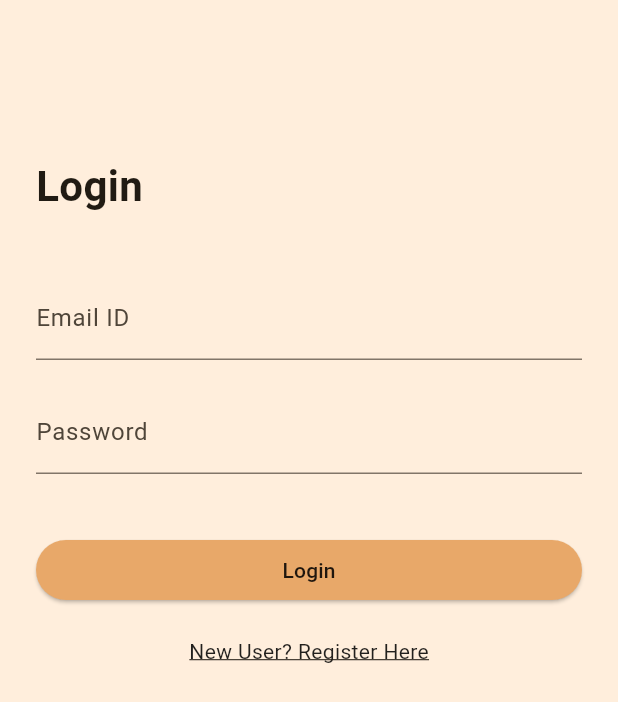
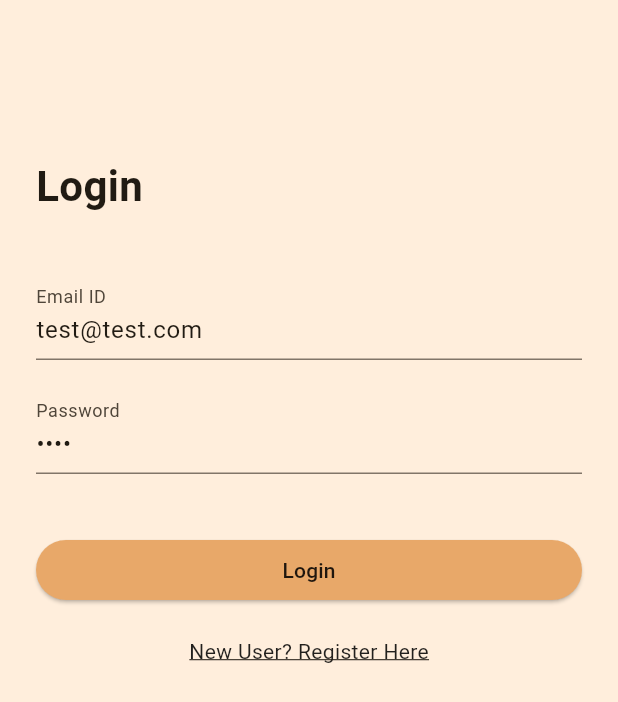
Before and after one commit to tangible-idea/tangible_link, a Flutter app: the screen it shows after launch, on a phone screen of 412 x 824 dp. Shown: the top 702 px of the screen. Run offline on Flutter 3.47's test engine with Material 3 defaults, Android fonts, the phone set to English and light mode, and no system bars; our stand-ins replace flutter_dotenv, flutter_riverpod, go_router, logger, riverpod_annotation, supabase_flutter; missing offline and left inert: markdown_widget; accounts and stored records are empty; generated files the repository leaves out were written again.

```diff
--- a/lib/routing/screens/LoginScreen.dart
+++ b/lib/routing/screens/LoginScreen.dart
@@ -10,8 +10,8 @@ class LoginScreen extends ConsumerStatefulWidget {
 }
 
 class _LoginScreenState extends ConsumerState<LoginScreen> {
-  final TextEditingController _emailController = TextEditingController();
-  final TextEditingController _passwordController = TextEditingController();
+  final TextEditingController _emailController = TextEditingController(text: "test@test.com");
+  final TextEditingController _passwordController = TextEditingController(text: "test");
 
   void _handleLogin() {
     final email = _emailController.text;
@@ -85,6 +85,7 @@ class _LoginScreenState extends ConsumerState<LoginScreen> {
                 ),
               ),
             ),
+
           ],
         ),
       ),
```
Also changed, not shown: lib/routing/screens/HomeScreen.dart (+12 -7 lines).
